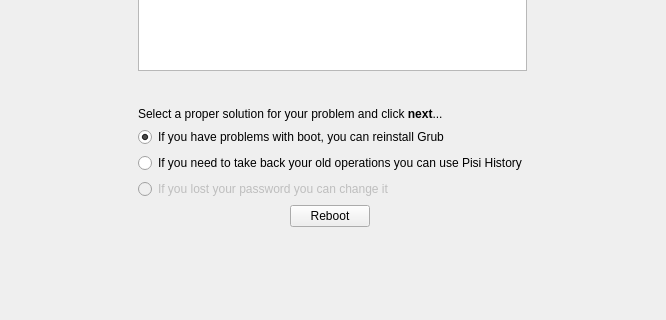
The window that yali4/gui/Ui/rescuewidget.ui (dadas45li/yali) describes before a commit, drawn with Qt 5; both pictures show x 0 to 666 and y 243 to 563 of the 666 by 563 pixel window.
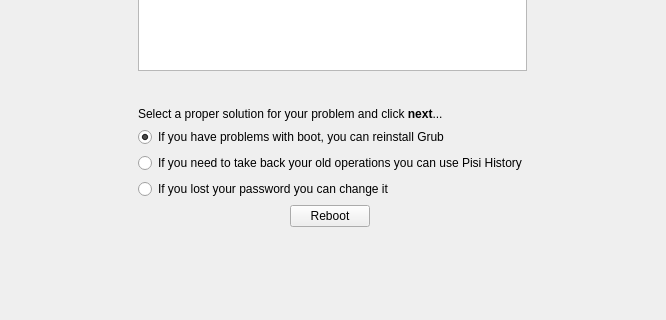
The same window after the commit. Icons and pictures are not drawn.

Patch:
```diff
--- a/yali4/gui/Ui/rescuewidget.ui
+++ b/yali4/gui/Ui/rescuewidget.ui
@@ -178,7 +178,7 @@
    <item row="7" column="1" colspan="2">
     <widget class="QRadioButton" name="usePassword">
      <property name="enabled">
-      <bool>false</bool>
+      <bool>true</bool>
      </property>
      <property name="styleSheet">
       <string/>
```
